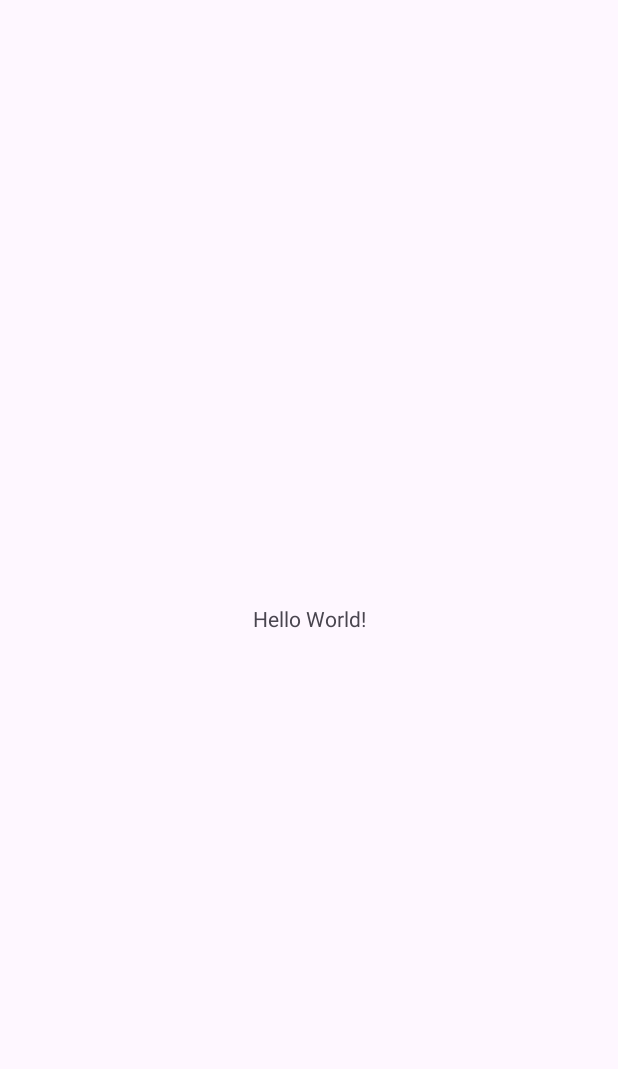
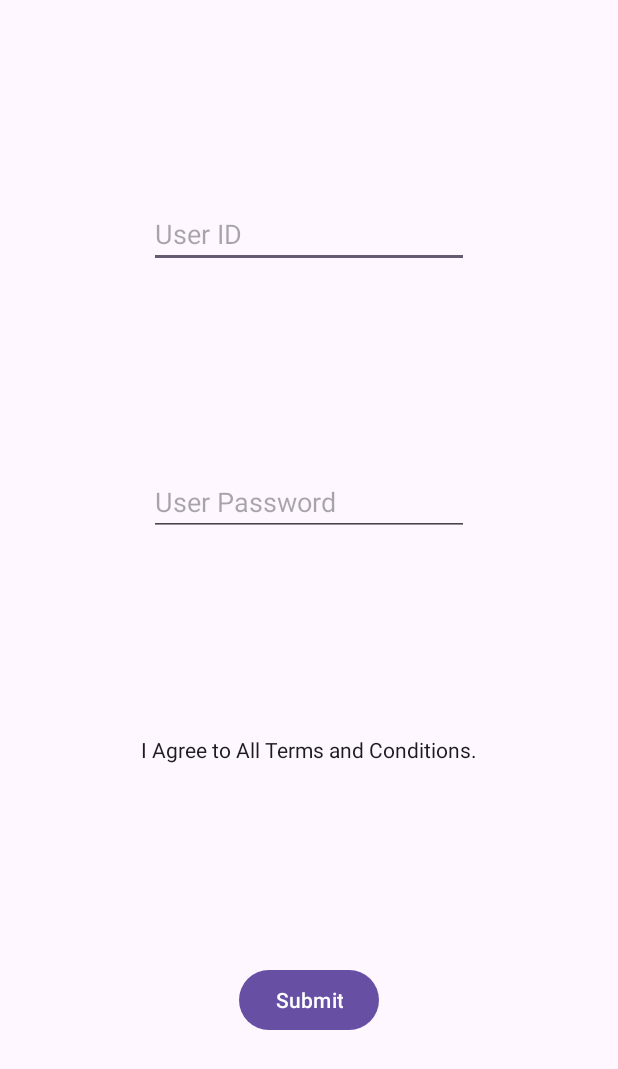
Before and after one commit to ritesh-gupta19/Railquest, an Android app: the screen it shows after launch (MainActivity), on a phone screen of 412 x 824 dp. Before the commit the part shown is almost empty. Shown: the top 1069 px of the screen. Run offline under Robolectric (Android 15) with nearby library versions, the phone set to English and light mode, and no system bars.

```diff
--- a/app/src/main/java/com/example/railquest/MainActivity.java
+++ b/app/src/main/java/com/example/railquest/MainActivity.java
@@ -3,12 +3,49 @@ package com.example.railquest;
 import androidx.appcompat.app.AppCompatActivity;
 
 import android.os.Bundle;
+import android.view.View;
+import android.widget.Button;
+import android.widget.CheckedTextView;
+import android.widget.EditText;
+import android.widget.TextView;
+import android.widget.Toast;
 
 public class MainActivity extends AppCompatActivity {
+    private EditText userIdEditText;
+    private EditText passwordEditText;
+    private CheckedTextView checkedTextView;
+    private Button submitButton;
 
     @Override
     protected void onCreate(Bundle savedInstanceState) {
         super.onCreate(savedInstanceState);
         setContentView(R.layout.activity_main);
+
+        userIdEditText = findViewById(R.id.editTextText);
+        passwordEditText = findViewById(R.id.editTextTextPassword);
+        checkedTextView = findViewById(R.id.checkedTextView);
+        submitButton = findViewById(R.id.button);
+    }
+
+    protected void onClickSubmit(View view) {
+        String userID = userIdEditText.getText().toString();
+        String password = passwordEditText.getText().toString();
+        boolean isChecked = checkedTextView.isChecked();
+
+        if (userID.length() == 0) {
+            Toast.makeText(this, "Enter User ID", Toast.LENGTH_SHORT).show();
+            return;
+        }
+        if (password.length() == 0) {
+            Toast.makeText(this, "Enter Password", Toast.LENGTH_SHORT).show();
+            return;
+        }
+        if (!isChecked) {
+            Toast.makeText(this, "Agree to all Terms and Conditions.", Toast.LENGTH_SHORT).show();
+            return;
+        }
+
+        // start to login.
+
     }
 }
--- /dev/null
+++ b/app/src/main/java/com/example/railquest/UserDBHandler.java
@@ -0,0 +1,23 @@
+package com.example.railquest;
+
+import android.content.Context;
+import android.database.sqlite.SQLiteDatabase;
+import android.database.sqlite.SQLiteOpenHelper;
+
+import androidx.annotation.Nullable;
+
+public class UserDBHandler extends SQLiteOpenHelper {
+    public UserDBHandler(@Nullable Context context, @Nullable String name, @Nullable SQLiteDatabase.CursorFactory factory, int version) {
+        super(context, name, factory, version);
+    }
+
+    @Override
+    public void onCreate(SQLiteDatabase sqLiteDatabase) {
+
+    }
+
+    @Override
+    public void onUpgrade(SQLiteDatabase sqLiteDatabase, int i, int i1) {
+
+    }
+}
--- a/app/src/main/res/layout/activity_main.xml
+++ b/app/src/main/res/layout/activity_main.xml
@@ -6,13 +6,56 @@
     android:layout_height="match_parent"
     tools:context=".MainActivity">
 
-    <TextView
+    <EditText
+        android:id="@+id/editTextText"
         android:layout_width="wrap_content"
         android:layout_height="wrap_content"
-        android:text="Hello World!"
+        android:ems="10"
+        android:hint="User ID"
+        android:inputType="text"
+        app:layout_constraintBottom_toTopOf="@+id/editTextTextPassword"
+        app:layout_constraintEnd_toEndOf="parent"
+        app:layout_constraintHorizontal_bias="0.5"
+        app:layout_constraintStart_toStartOf="parent"
+        app:layout_constraintTop_toTopOf="parent"
+        app:layout_constraintVertical_bias="0.5" />
+
+    <EditText
+        android:id="@+id/editTextTextPassword"
+        android:layout_width="wrap_content"
+        android:layout_height="wrap_content"
+        android:ems="10"
+        android:hint="User Password"
+        android:inputType="textPassword"
+        app:layout_constraintBottom_toTopOf="@+id/checkedTextView"
+        app:layout_constraintEnd_toEndOf="parent"
+        app:layout_constraintHorizontal_bias="0.5"
+        app:layout_constraintStart_toStartOf="parent"
+        app:layout_constraintTop_toBottomOf="@+id/editTextText"
+        app:layout_constraintVertical_bias="0.5" />
+
+    <CheckedTextView
+        android:id="@+id/checkedTextView"
+        android:layout_width="wrap_content"
+        android:layout_height="wrap_content"
+        android:text="I Agree to All Terms and Conditions."
+        app:layout_constraintBottom_toTopOf="@+id/button"
+        app:layout_constraintEnd_toEndOf="parent"
+        app:layout_constraintHorizontal_bias="0.5"
+        app:layout_constraintStart_toStartOf="parent"
+        app:layout_constraintTop_toBottomOf="@+id/editTextTextPassword"
+        app:layout_constraintVertical_bias="0.5" />
+
+    <Button
+        android:id="@+id/button"
+        android:layout_width="wrap_content"
+        android:layout_height="wrap_content"
+        android:onClick="onClickSubmit"
+        android:text="Submit"
         app:layout_constraintBottom_toBottomOf="parent"
         app:layout_constraintEnd_toEndOf="parent"
+        app:layout_constraintHorizontal_bias="0.5"
         app:layout_constraintStart_toStartOf="parent"
-        app:layout_constraintTop_toTopOf="parent" />
-
+        app:layout_constraintTop_toBottomOf="@+id/checkedTextView"
+        app:layout_constraintVertical_bias="0.5" />
 </androidx.constraintlayout.widget.ConstraintLayout>
```
